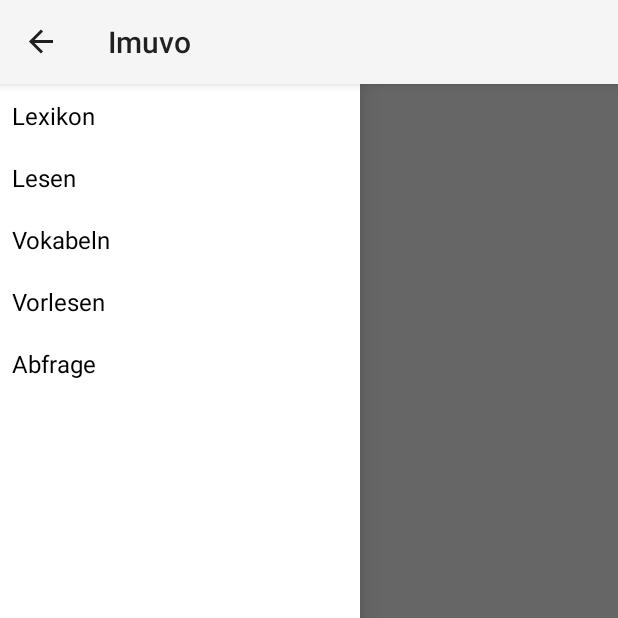
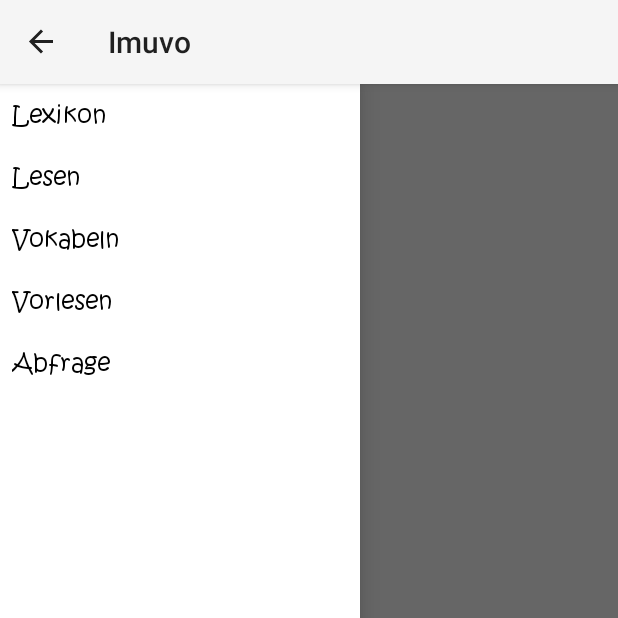
Before and after one commit to whiedo/Imuvo_gitconnect, an Android app: the VocabularyLectionList screen opened directly, with no data from a screen before it, with the side drawer open, on a phone screen of 412 x 824 dp, the top half of it. Run offline under Robolectric (Android 15) with nearby library versions, the phone set to English and light mode, and no system bars.

Commit message:
corrected fonts and vocabularylectionlist drawer

```diff
--- a/app/src/main/java/com/example/sco/imuvo/Activities/Login.java
+++ b/app/src/main/java/com/example/sco/imuvo/Activities/Login.java
@@ -314,6 +314,9 @@ public class Login extends BaseActivity {
 
     private void showVocabs() {
         final Intent menuIntent = new Intent(this,VocabularyLectionList.class);
+        Bundle bundle = new Bundle();
+        bundle.putBoolean(VocabularyLectionList.HIDE_DRAWER_LAYOUT,true);
+        menuIntent.putExtras(bundle);
         startActivity(menuIntent);
     }
 
--- a/app/src/main/java/com/example/sco/imuvo/Activities/VocabularyLectionList.java
+++ b/app/src/main/java/com/example/sco/imuvo/Activities/VocabularyLectionList.java
@@ -2,6 +2,7 @@ package com.example.sco.imuvo.Activities;
 
 import android.database.Cursor;
 import android.os.Bundle;
+import android.support.v4.widget.DrawerLayout;
 import android.widget.FrameLayout;
 import android.widget.ListView;
 import com.example.sco.imuvo.DatabaseHelper.LectionDatabaseHelper;
@@ -11,19 +12,41 @@ import com.example.sco.imuvo.R;
 public class VocabularyLectionList extends BaseActivity {
 
     private ListView lectionListView;
+    private boolean hideDrawerLayout;
+    public static final java.lang.String HIDE_DRAWER_LAYOUT = "HideDrawerLayout";
 
     @Override
     protected void onCreate(Bundle savedInstanceState) {
         super.onCreate(savedInstanceState);
         FrameLayout frameLayout = (FrameLayout) findViewById(R.id.content_frame);
         getLayoutInflater().inflate(R.layout.activity_vocabulary_lection_list, frameLayout);
+        getInitialValuesFromIntent();
+        if(hideDrawerLayout){
+            disableDrawerLayout();
+        }
         populateListView();
+    }
+
+    private void getInitialValuesFromIntent(){
+        Bundle bundle = getIntent().getExtras();
+        try{
+            hideDrawerLayout = bundle.getBoolean(HIDE_DRAWER_LAYOUT);
+        } catch(NullPointerException e){
+            hideDrawerLayout = false;
+        }
+
+    }
+
+    private void disableDrawerLayout() {
+        getSupportActionBar().setDisplayHomeAsUpEnabled(false);
+        getSupportActionBar().setHomeButtonEnabled(false);
+        ((DrawerLayout) findViewById(R.id.drawer_layout)).setDrawerLockMode(DrawerLayout.LOCK_MODE_LOCKED_CLOSED);
     }
 
     private void populateListView() {
         lectionListView = (ListView) findViewById(R.id.listView);
         Cursor cursor = LectionDatabaseHelper.getAll();
-        LectionCursorAdapter lectionCursorAdapter = new LectionCursorAdapter(this, cursor, 0);
+        LectionCursorAdapter lectionCursorAdapter = new LectionCursorAdapter(this, cursor, 0, hideDrawerLayout);
         lectionListView.setAdapter(lectionCursorAdapter);
     }
 
--- a/app/src/main/java/com/example/sco/imuvo/CustomViews/ButtonJokerman.java
+++ b/app/src/main/java/com/example/sco/imuvo/CustomViews/ButtonJokerman.java
@@ -22,7 +22,7 @@ public class ButtonJokerman extends Button {
     }
 
     private void applyCustomFont(Context context) {
-        Typeface customFont = Typeface.createFromAsset(context.getAssets(),"fonts/Jokerman-Regular.ttf");
+        Typeface customFont = Typeface.createFromAsset(context.getAssets(),"Fonts/Jokerman-Regular.ttf");
         setTypeface(customFont);
 
     }
--- a/app/src/main/java/com/example/sco/imuvo/CustomViews/CheckBoxITCKRIST.java
+++ b/app/src/main/java/com/example/sco/imuvo/CustomViews/CheckBoxITCKRIST.java
@@ -22,7 +22,7 @@ public class CheckBoxITCKRIST extends CheckBox {
     }
 
     private void applyCustomFont(Context context) {
-        Typeface customFont = Typeface.createFromAsset(context.getAssets(),"fonts/ITCKRIST.TTF");
+        Typeface customFont = Typeface.createFromAsset(context.getAssets(),"Fonts/ITCKRIST.TTF");
         setTypeface(customFont);
 
     }
--- a/app/src/main/java/com/example/sco/imuvo/CustomViews/EditTextITCKRIST.java
+++ b/app/src/main/java/com/example/sco/imuvo/CustomViews/EditTextITCKRIST.java
@@ -27,7 +27,7 @@ public class EditTextITCKRIST extends EditText {
     }
 
     private void applyCustomFont(Context context) {
-        Typeface customFont = Typeface.createFromAsset(context.getAssets(),"fonts/ITCKRIST.TTF");
+        Typeface customFont = Typeface.createFromAsset(context.getAssets(),"Fonts/ITCKRIST.TTF");
         setTypeface(customFont);
 
     }
--- a/app/src/main/java/com/example/sco/imuvo/CustomViews/SpinnerITCKRIST.java
+++ b/app/src/main/java/com/example/sco/imuvo/CustomViews/SpinnerITCKRIST.java
@@ -28,6 +28,6 @@ public class SpinnerITCKRIST extends Spinner {
     }
 
     private void applyCustomFont(Context context) {
-        Typeface customFont = Typeface.createFromAsset(context.getAssets(),"fonts/ITCKRIST.TTF");
+        Typeface customFont = Typeface.createFromAsset(context.getAssets(),"Fonts/ITCKRIST.TTF");
     }
 }
--- a/app/src/main/java/com/example/sco/imuvo/CustomViews/TextViewITCKRIST.java
+++ b/app/src/main/java/com/example/sco/imuvo/CustomViews/TextViewITCKRIST.java
@@ -24,7 +24,7 @@ public class TextViewITCKRIST extends TextView {
     }
 
     private void applyCustomFont(Context context) {
-        Typeface customFont = Typeface.createFromAsset(context.getAssets(),"fonts/ITCKRIST.TTF");
+        Typeface customFont = Typeface.createFromAsset(context.getAssets(),"Fonts/ITCKRIST.TTF");
         setTypeface(customFont);
     }
 
--- a/app/src/main/java/com/example/sco/imuvo/CustomViews/TextViewJokerman.java
+++ b/app/src/main/java/com/example/sco/imuvo/CustomViews/TextViewJokerman.java
@@ -21,7 +21,7 @@ public class TextViewJokerman extends TextView {
         applyCustomFont(context);
     }
     private void applyCustomFont(Context context) {
-        Typeface customFont = Typeface.createFromAsset(context.getAssets(),"fonts/Jokerman-Regular.ttf");
+        Typeface customFont = Typeface.createFromAsset(context.getAssets(),"Fonts/Jokerman-Regular.ttf");
         setTypeface(customFont);
         setTextSize(20);
     }
--- a/app/src/main/java/com/example/sco/imuvo/HelperClasses/LectionCursorAdapter.java
+++ b/app/src/main/java/com/example/sco/imuvo/HelperClasses/LectionCursorAdapter.java
@@ -14,12 +14,14 @@ import com.example.sco.imuvo.Activities.VocabularyList;
 import com.example.sco.imuvo.R;
 
 public class LectionCursorAdapter extends CursorAdapter {
+    boolean hideDrawerLayout;
     public LectionCursorAdapter(Context context, Cursor c, boolean autoRequery) {
         super(context, c, autoRequery);
     }
 
-    public LectionCursorAdapter(Context context, Cursor c, int flags) {
+    public LectionCursorAdapter(Context context, Cursor c, int flags, boolean hideDrawerLayout) {
         super(context, c, flags);
+        this.hideDrawerLayout = hideDrawerLayout;
     }
 
     @Override
@@ -45,6 +47,7 @@ public class LectionCursorAdapter extends CursorAdapter {
                 final Intent menuIntent = new Intent(context,VocabularyList.class);
                 Bundle bundle = new Bundle();
                 bundle.putInt("lectionNumber",lectionNo);
+                bundle.putBoolean(VocabularyList.HIDE_DRAWER_LAYOUT,hideDrawerLayout);
                 menuIntent.putExtras(bundle);
                 context.startActivity(menuIntent);
             }
--- a/app/src/main/java/com/example/sco/imuvo/HelperClasses/TypefaceUtil.java
+++ b/app/src/main/java/com/example/sco/imuvo/HelperClasses/TypefaceUtil.java
@@ -7,7 +7,7 @@ import java.lang.reflect.Field;
 public class TypefaceUtil {
     public static void overrideFont(Context context) {
         try {
-            final Typeface customFontTypeface = Typeface.createFromAsset(context.getAssets(), "fonts/ITCKRIST.TTF");
+            final Typeface customFontTypeface = Typeface.createFromAsset(context.getAssets(), "Fonts/ITCKRIST.TTF");
             final Field defaultFontTypefaceField = Typeface.class.getDeclaredField("SERIF");
             defaultFontTypefaceField.setAccessible(true);
             defaultFontTypefaceField.set(null, customFontTypeface);
```
Also changed, not shown: app/src/main/java/com/example/sco/imuvo/Activities/VocabularyList.java (+20 -0 lines).
